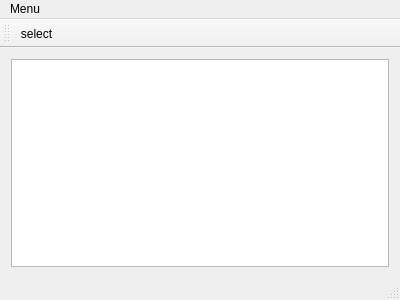
The window that UI/mainwindow.ui (Shadasviar/chess) describes before a commit, drawn with Qt 5.
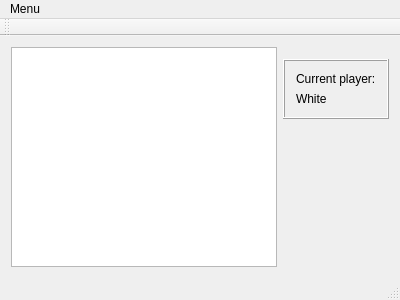
The same window after the commit. Icons and pictures are not drawn.

Commit message: current player hint added

```diff
--- a/UI/mainwindow.ui
+++ b/UI/mainwindow.ui
@@ -14,10 +14,49 @@
    <string>MainWindow</string>
   </property>
   <widget class="QWidget" name="centralWidget">
-   <layout class="QHBoxLayout" name="horizontalLayout">
-    <item>
+   <layout class="QGridLayout" name="gridLayout">
+    <item row="0" column="0" rowspan="4">
      <widget class="QGraphicsView" name="board"/>
     </item>
+    <item row="3" column="1">
+     <spacer name="verticalSpacer">
+      <property name="orientation">
+       <enum>Qt::Vertical</enum>
+      </property>
+      <property name="sizeHint" stdset="0">
+       <size>
+        <width>20</width>
+        <height>40</height>
+       </size>
+      </property>
+     </spacer>
+    </item>
+    <item row="2" column="1">
+     <widget class="QFrame" name="frame">
+      <property name="frameShape">
+       <enum>QFrame::Box</enum>
+      </property>
+      <property name="frameShadow">
+       <enum>QFrame::Raised</enum>
+      </property>
+      <layout class="QVBoxLayout" name="verticalLayout">
+       <item>
+        <widget class="QLabel" name="label">
+         <property name="text">
+          <string>Current player:</string>
+         </property>
+        </widget>
+       </item>
+       <item>
+        <widget class="QLabel" name="curr_player_name_label">
+         <property name="text">
+          <string>White</string>
+         </property>
+        </widget>
+       </item>
+      </layout>
+     </widget>
+    </item>
    </layout>
   </widget>
   <widget class="QMenuBar" name="menuBar">
@@ -44,7 +83,6 @@
    <attribute name="toolBarBreak">
     <bool>false</bool>
    </attribute>
-   <addaction name="actionSelect"/>
   </widget>
   <widget class="QStatusBar" name="statusBar"/>
   <action name="actionExit">
@@ -52,16 +90,6 @@
     <string>Exit</string>
    </property>
   </action>
-  <action name="actionSelect">
-   <property name="icon">
-    <iconset>
-     <normalon>:/images/img/b_bishop.png</normalon>
-    </iconset>
-   </property>
-   <property name="text">
-    <string>select</string>
-   </property>
-  </action>
  </widget>
  <layoutdefault spacing="6" margin="11"/>
  <resources/>
```
The commit also changes 5 other files.
